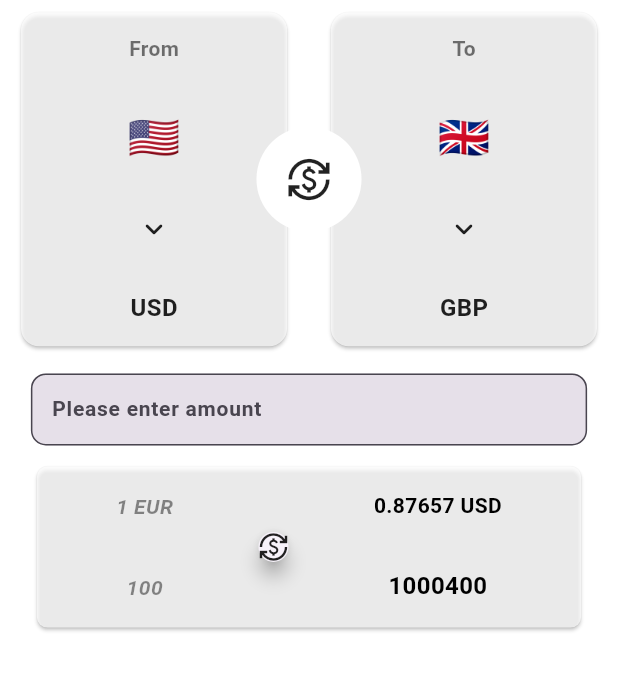
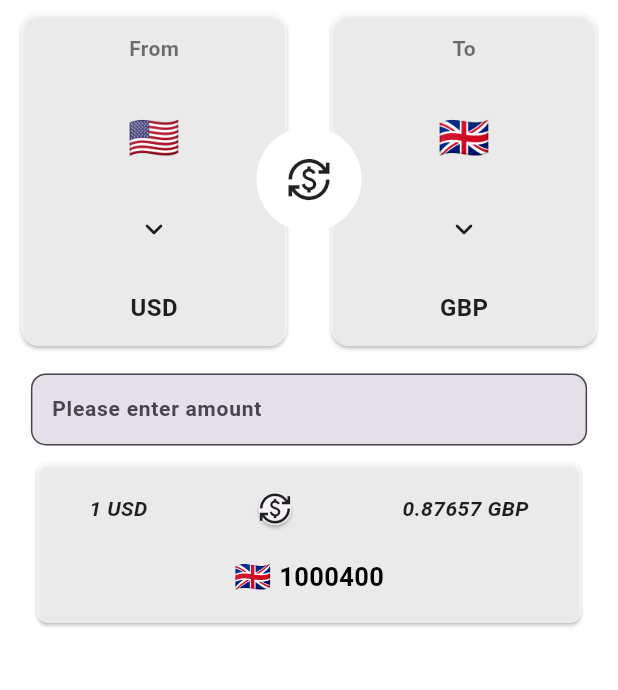
Before and after one commit to DevAdedoyin/RateMateApp, a Flutter app: the DashboardScreen screen opened by its route, on a phone screen of 412 x 824 dp, the part 84-774 px from its top. Run offline on Flutter 3.47's test engine with Material 3 defaults, Android fonts, the phone set to English and light mode, and no system bars; our stand-ins replace flutter_dotenv, flutter_riverpod, go_router; missing offline and left inert: date_picker_plus, onscreen_keyboard, virtual_keyboard_multi_language; Roboto replaces fonts that are missing (Poppins); statements that could not run were skipped.

```diff
--- /dev/null
+++ b/lib/src/features/currency_exchange/data/repositories/currency_value_repo.dart
@@ -0,0 +1,4 @@
+import 'package:flutter_riverpod/flutter_riverpod.dart';
+
+final enteredCurrency = StateProvider<String>((ref) => "");
+// final enteredCurrency = StateProvider<int>((ref) => 0);
--- a/lib/src/features/currency_exchange/presentation/home_screen.dart
+++ b/lib/src/features/currency_exchange/presentation/home_screen.dart
@@ -10,6 +10,8 @@ import 'package:go_router/go_router.dart';
 import 'package:onscreen_keyboard/onscreen_keyboard.dart';
 import 'package:virtual_keyboard_multi_language/virtual_keyboard_multi_language.dart';
 
+import '../data/repositories/currency_value_repo.dart';
+
 class HomeScreen extends ConsumerStatefulWidget {
   const HomeScreen({super.key});
 
@@ -19,6 +21,7 @@ class HomeScreen extends ConsumerStatefulWidget {
 
 class _HomeScreenState extends ConsumerState<HomeScreen> {
   final TextEditingController _textController = TextEditingController();
+  final TextEditingController _virtualKeyboardController = TextEditingController();
 
   @override
   Widget build(BuildContext context) {
@@ -26,6 +29,7 @@ class _HomeScreenState extends ConsumerState<HomeScreen> {
     TextTheme textTheme = Theme.of(context).textTheme;
     final baseCurrency_ = ref.watch(baseCurrency);
     final targetCurrency_ = ref.watch(targetCurrency);
+    final enteredCurrency_ = ref.watch(enteredCurrency);
     return SizedBox(
       child: Column(
         children: [
@@ -86,7 +90,9 @@ class _HomeScreenState extends ConsumerState<HomeScreen> {
             width: size.width * 0.9,
             child: TextField(
               // enabled: false,
+              controller: _textController,
               readOnly: true,
+              showCursor: true,
               decoration: InputDecoration(
                 border: OutlineInputBorder(
                   borderRadius: BorderRadius.circular(10),
@@ -98,7 +104,7 @@ class _HomeScreenState extends ConsumerState<HomeScreen> {
               ),
             ),
           ),
-          verticalGaps(10.0),
+          verticalGaps(7.0),
           SizedBox(
             width: size.width * 0.9,
             height: size.height * 0.14,
@@ -107,51 +113,55 @@ class _HomeScreenState extends ConsumerState<HomeScreen> {
                 shape: RoundedRectangleBorder(
                     borderRadius: BorderRadius.circular(7)),
                 // elevation: 5,
-                child: Row(
+                child: Column(
                   mainAxisAlignment: MainAxisAlignment.spaceEvenly,
                   children: [
-                    const Column(
+                    Row(
                       mainAxisAlignment: MainAxisAlignment.spaceAround,
                       children: [
                         Text(
-                          "1 EUR",
-                          style: TextStyle(
-                            color: Colors.black45,
+                          "1 ${baseCurrency_["currency"]}",
+                          style: const TextStyle(
+                            color: Colors.black87,
                             fontStyle: FontStyle.italic,
                           ),
                         ),
+                        Card(
+                          elevation: 1,
+                          shape: RoundedRectangleBorder(
+                            borderRadius: BorderRadius.circular(20),
+                          ),
+                          child: const Icon(
+                            Icons.currency_exchange,
+                            size: 22,
+                          ),
+                        ),
                         Text(
-                          "100",
-                          style: TextStyle(
-                            color: Colors.black45,
-                            fontSize: 14,
+                          "0.87657 ${targetCurrency_["currency"]}",
+                          style: const TextStyle(
+                            color: Colors.black87,
                             fontStyle: FontStyle.italic,
                           ),
-                        )
+                        ),
                       ],
                     ),
-                    Card(
-                      elevation: 5,
-                      shape: RoundedRectangleBorder(
-                          borderRadius: BorderRadius.circular(20)),
-                      child: const Icon(
-                        Icons.currency_exchange,
-                        size: 20,
-                      ),
-                    ),
-                    const Column(
-                      mainAxisAlignment: MainAxisAlignment.spaceAround,
+                    Row(
+                      mainAxisAlignment: MainAxisAlignment.center,
                       children: [
                         Text(
-                          "0.87657 USD",
-                          style: TextStyle(
-                              color: Colors.black, fontWeight: FontWeight.bold),
+                          targetCurrency_["flag"]!,
+                          style: const TextStyle(
+                            // color: Colors.black45,
+                            fontSize: 20,
+                            // fontStyle: FontStyle.italic,
+                          ),
                         ),
-                        Text(
+                        horizontalGaps(5.0),
+                        const Text(
                           "1000400",
                           style: TextStyle(
                               color: Colors.black,
-                              fontSize: 16,
+                              fontSize: 17,
                               fontWeight: FontWeight.bold),
                         )
                       ],
@@ -166,7 +176,7 @@ class _HomeScreenState extends ConsumerState<HomeScreen> {
                 height: size.height * 0.255,
                 //width: 500,
                 textColor: Colors.black87,
-                textController: _textController,
+                textController: _virtualKeyboardController,
                 //customLayoutKeys: _customLayoutKeys,
                 defaultLayouts: const [
                   VirtualKeyboardDefaultLayouts.Arabic,
@@ -174,7 +184,12 @@ class _HomeScreenState extends ConsumerState<HomeScreen> {
                 ],
                 //reverseLayout :true,
                 type: VirtualKeyboardType.Numeric,
-                onKeyPress: (val) {}),
+                onKeyPress: (VirtualKeyboardKey val) {
+                  print('onKeyPress callback invoked with key: ${val.text}');
+                  _textController.text += val.text!;
+                  // ref.read(enteredCurrency.notifier).state = _textController.text;
+                  // print('Entered currency state: ${ref.read(enteredCurrency.notifier).state}');
+                }),
           )
           // Expanded(
           //   child: OnscreenKeyboard(
```
